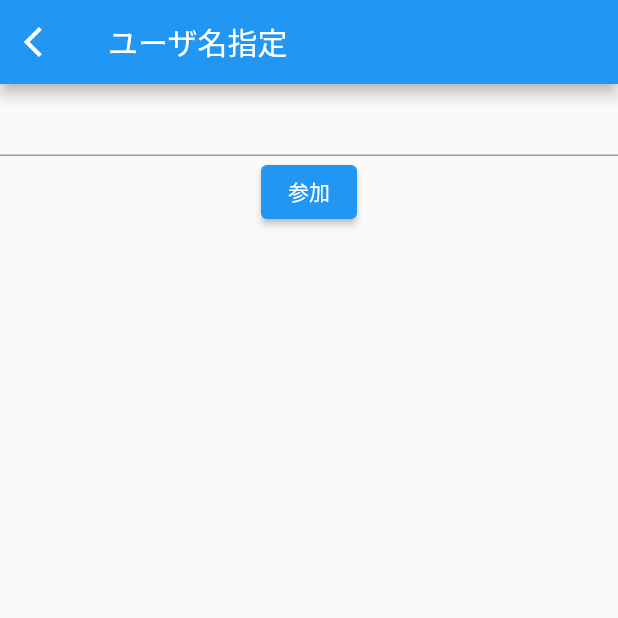
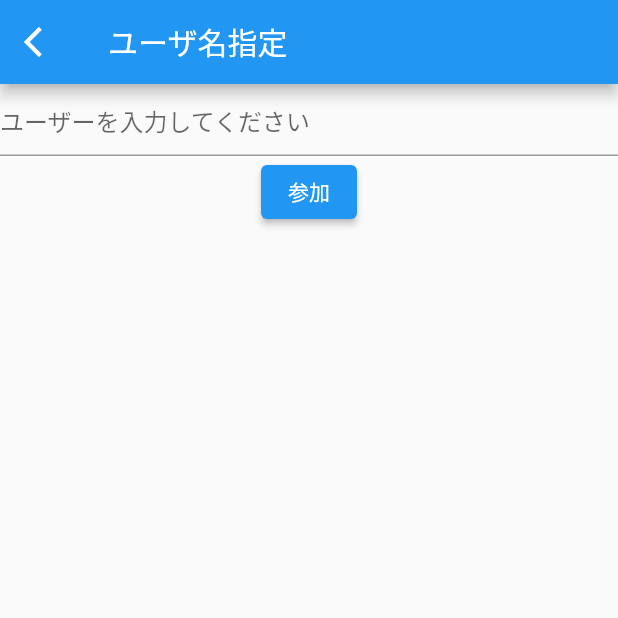
Before and after one commit to KUNKUN2121/kogera-phone, a Flutter app: the GameJoin screen opened directly, on a phone screen of 412 x 824 dp, the top half of it. Run offline on Flutter 3.47's test engine with Material 2 defaults, Android fonts, the phone set to English and light mode, and no system bars; our stand-ins replace socket_io_client.

Commit message:
ユーザ設定を簡易化

```diff
--- a/lib/rommSelect.dart
+++ b/lib/rommSelect.dart
@@ -227,6 +227,7 @@ class _GameJoinState extends State<GameJoin> {
             children: [
               TextField(
                 controller: _enterUserNameController,
+                decoration: InputDecoration(hintText: 'ユーザーを入力してください'),
               ),
               ElevatedButton(
                   onPressed: () async {
```
